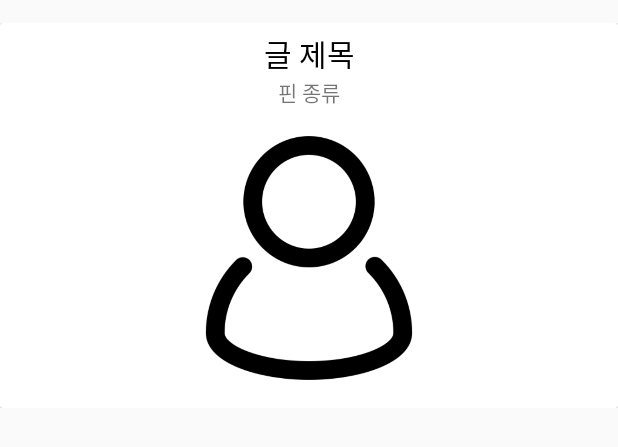
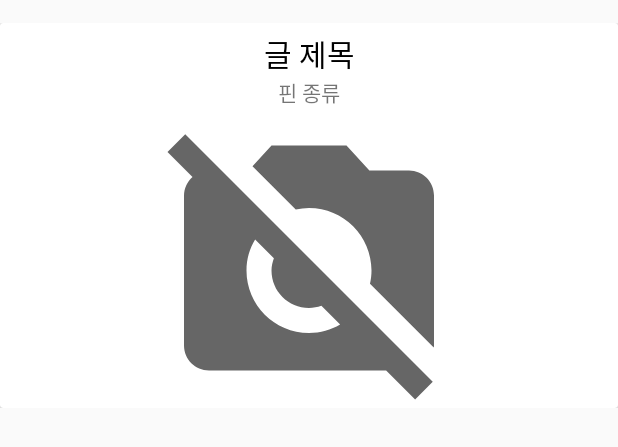
Before and after one commit to Nongdanggong/MNS, an Android app: the layout near_places.xml on its own in the app's theme, with its tools: preview values and no code run, on a phone screen of 412 x 824 dp. Shown: the top 447 px of the screen. Run offline under Robolectric (Android 15) with nearby library versions, the phone set to English and light mode, and no system bars.

```diff
--- a/app/src/main/java/com/example/kakaomaptest_1/Fragment/NearPinAdapter.kt
+++ b/app/src/main/java/com/example/kakaomaptest_1/Fragment/NearPinAdapter.kt
@@ -48,7 +48,7 @@
             val img = Uri.parse(photoUri)
             Glide.with(context).load(img).into(holder.itemView.near_pin_img)
         } else {
-            holder.itemView.near_pin_img.visibility = GONE
+            holder.itemView.near_pin_img.setImageResource(R.drawable.ic_no_photo)
         }
 
         holder.itemView.near_pin_row.setOnClickListener {
--- /dev/null
+++ b/app/src/main/res/drawable/ic_no_photo.xml
@@ -0,0 +1,5 @@
+<vector android:height="50dp" android:tint="?attr/colorControlNormal"
+    android:viewportHeight="24" android:viewportWidth="24"
+    android:width="50dp" xmlns:android="http://schemas.android.com/apk/res/android">
+    <path android:fillColor="@android:color/white" android:pathData="M10.94,8.12L7.48,4.66L9,3h6l1.83,2H20c1.1,0 2,0.9 2,2v12c0,0.05 -0.01,0.1 -0.02,0.16l-5.1,-5.1C16.96,13.71 17,13.36 17,13c0,-2.76 -2.24,-5 -5,-5C11.64,8 11.29,8.04 10.94,8.12zM20.49,23.31L18.17,21H4c-1.1,0 -2,-0.9 -2,-2V7c0,-0.59 0.27,-1.12 0.68,-1.49l-2,-2L2.1,2.1l19.8,19.8L20.49,23.31zM14.49,17.32l-1.5,-1.5C12.67,15.92 12.35,16 12,16c-1.66,0 -3,-1.34 -3,-3c0,-0.35 0.08,-0.67 0.19,-0.98l-1.5,-1.5C7.25,11.24 7,12.09 7,13c0,2.76 2.24,5 5,5C12.91,18 13.76,17.75 14.49,17.32z"/>
+</vector>
--- a/app/src/main/res/layout/near_places.xml
+++ b/app/src/main/res/layout/near_places.xml
@@ -1,7 +1,6 @@
 <?xml version="1.0" encoding="utf-8"?>
 <androidx.constraintlayout.widget.ConstraintLayout xmlns:android="http://schemas.android.com/apk/res/android"
     xmlns:app="http://schemas.android.com/apk/res-auto"
-    xmlns:tools="http://schemas.android.com/tools"
     android:layout_width="match_parent"
     android:layout_height="wrap_content"
     android:paddingTop="15dp"
@@ -47,7 +46,7 @@
                 android:id="@+id/near_pin_img"
                 android:layout_width="200dp"
                 android:layout_height="200dp"
-                android:src="@drawable/account"
+                android:src="@drawable/ic_no_photo"
                 app:layout_constraintLeft_toLeftOf="parent"
                 app:layout_constraintRight_toRightOf="parent"
                 app:layout_constraintTop_toBottomOf="@id/near_pin_category"/>
```
